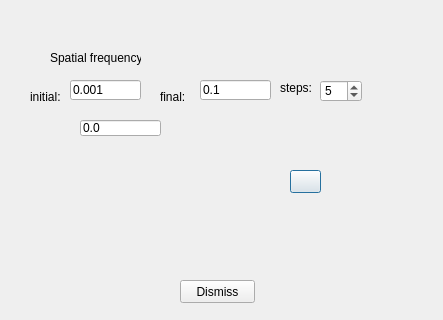
Qt form imagejockey/gabor/gaborfilterdialog.ui (PauloCarvalhoRJ/gammaray) before a commit.
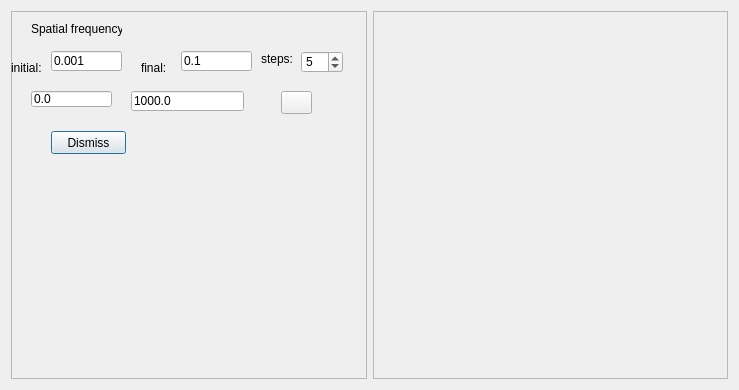
The same form after that commit. Icons and pictures are not drawn.

Commit message: Gabor: spectrogram viewer in the dialog.

Diff of the .ui file:
```diff
--- a/imagejockey/gabor/gaborfilterdialog.ui
+++ b/imagejockey/gabor/gaborfilterdialog.ui
@@ -6,18 +6,40 @@
    <rect>
     <x>0</x>
     <y>0</y>
-    <width>443</width>
-    <height>320</height>
+    <width>739</width>
+    <height>390</height>
    </rect>
   </property>
   <property name="windowTitle">
    <string>Dialog</string>
   </property>
+  <layout class="QHBoxLayout" name="horizontalLayout_2">
+   <item>
+    <widget class="QFrame" name="frame">
+     <property name="frameShape">
+      <enum>QFrame::StyledPanel</enum>
+     </property>
+     <property name="frameShadow">
+      <enum>QFrame::Raised</enum>
+     </property>
+     <widget class="QPushButton" name="btnDismiss">
+      <property name="geometry">
+       <rect>
+        <x>40</x>
+        <y>120</y>
+        <width>75</width>
+        <height>23</height>
+       </rect>
+      </property>
+      <property name="text">
+       <string>Dismiss</string>
+      </property>
+     </widget>
   <widget class="QPushButton" name="btnProcess">
    <property name="geometry">
     <rect>
-     <x>290</x>
-     <y>170</y>
+        <x>270</x>
+        <y>80</y>
      <width>31</width>
      <height>23</height>
     </rect>
@@ -30,24 +52,24 @@
      <normaloff>:/ijicons32/ijplay32</normaloff>:/ijicons32/ijplay32</iconset>
    </property>
   </widget>
-  <widget class="QPushButton" name="btnDismiss">
+     <widget class="QLineEdit" name="txtAzimuth">
    <property name="geometry">
     <rect>
-     <x>180</x>
-     <y>280</y>
-     <width>75</width>
-     <height>23</height>
+        <x>20</x>
+        <y>80</y>
+        <width>81</width>
+        <height>16</height>
     </rect>
    </property>
    <property name="text">
-    <string>Dismiss</string>
+       <string>0.0</string>
    </property>
   </widget>
   <widget class="QLineEdit" name="txtInitialFrequency">
    <property name="geometry">
     <rect>
-     <x>70</x>
-     <y>80</y>
+        <x>40</x>
+        <y>40</y>
      <width>71</width>
      <height>20</height>
     </rect>
@@ -56,63 +78,11 @@
     <string>0.001</string>
    </property>
   </widget>
-  <widget class="QLabel" name="label">
-   <property name="geometry">
-    <rect>
-     <x>50</x>
-     <y>50</y>
-     <width>91</width>
-     <height>16</height>
-    </rect>
-   </property>
-   <property name="text">
-    <string>Spatial frequency:</string>
-   </property>
-  </widget>
-  <widget class="QLabel" name="label_2">
-   <property name="geometry">
-    <rect>
-     <x>30</x>
-     <y>90</y>
-     <width>46</width>
-     <height>13</height>
-    </rect>
-   </property>
-   <property name="text">
-    <string>initial:</string>
-   </property>
-  </widget>
-  <widget class="QLabel" name="label_3">
-   <property name="geometry">
-    <rect>
-     <x>160</x>
-     <y>90</y>
-     <width>46</width>
-     <height>13</height>
-    </rect>
-   </property>
-   <property name="text">
-    <string>final:</string>
-   </property>
-  </widget>
-  <widget class="QLineEdit" name="txtFinalFrequency">
-   <property name="geometry">
-    <rect>
-     <x>200</x>
-     <y>80</y>
-     <width>71</width>
-     <height>20</height>
-    </rect>
-   </property>
-   <property name="text">
-    <string>0.1</string>
-   </property>
-  </widget>
   <widget class="QLabel" name="label_4">
    <property name="geometry">
     <rect>
-     <x>280</x>
-     <y>80</y>
+        <x>250</x>
+        <y>40</y>
      <width>41</width>
      <height>16</height>
     </rect>
@@ -124,8 +94,8 @@
   <widget class="QSpinBox" name="spinNumberOfFrequencySteps">
    <property name="geometry">
     <rect>
-     <x>320</x>
-     <y>80</y>
+        <x>290</x>
+        <y>40</y>
      <width>42</width>
      <height>22</height>
     </rect>
@@ -140,19 +110,101 @@
     <number>5</number>
    </property>
   </widget>
-  <widget class="QLineEdit" name="txtAzimuth">
+     <widget class="QLabel" name="label_3">
    <property name="geometry">
     <rect>
-     <x>80</x>
-     <y>120</y>
-     <width>81</width>
+        <x>130</x>
+        <y>50</y>
+        <width>46</width>
+        <height>13</height>
+       </rect>
+      </property>
+      <property name="text">
+       <string>final:</string>
+      </property>
+     </widget>
+     <widget class="QLabel" name="label">
+      <property name="geometry">
+       <rect>
+        <x>20</x>
+        <y>10</y>
+        <width>91</width>
      <height>16</height>
     </rect>
    </property>
    <property name="text">
-    <string>0.0</string>
-   </property>
-  </widget>
+       <string>Spatial frequency:</string>
+      </property>
+     </widget>
+     <widget class="QLabel" name="label_2">
+      <property name="geometry">
+       <rect>
+        <x>0</x>
+        <y>50</y>
+        <width>46</width>
+        <height>13</height>
+       </rect>
+      </property>
+      <property name="text">
+       <string>initial:</string>
+      </property>
+     </widget>
+     <widget class="QLineEdit" name="txtFinalFrequency">
+      <property name="geometry">
+       <rect>
+        <x>170</x>
+        <y>40</y>
+        <width>71</width>
+        <height>20</height>
+       </rect>
+      </property>
+      <property name="text">
+       <string>0.1</string>
+      </property>
+     </widget>
+     <widget class="QLineEdit" name="txtThreshold">
+      <property name="geometry">
+       <rect>
+        <x>120</x>
+        <y>80</y>
+        <width>113</width>
+        <height>20</height>
+       </rect>
+      </property>
+      <property name="text">
+       <string>1000.0</string>
+      </property>
+     </widget>
+    </widget>
+   </item>
+   <item>
+    <widget class="QFrame" name="frm3DDisplay">
+     <property name="frameShape">
+      <enum>QFrame::StyledPanel</enum>
+     </property>
+     <property name="frameShadow">
+      <enum>QFrame::Raised</enum>
+     </property>
+     <layout class="QHBoxLayout" name="horizontalLayout">
+      <property name="spacing">
+       <number>0</number>
+      </property>
+      <property name="leftMargin">
+       <number>0</number>
+      </property>
+      <property name="topMargin">
+       <number>0</number>
+      </property>
+      <property name="rightMargin">
+       <number>0</number>
+      </property>
+      <property name="bottomMargin">
+       <number>0</number>
+      </property>
+     </layout>
+    </widget>
+   </item>
+  </layout>
  </widget>
  <resources>
   <include location="../ijresources.qrc"/>
```
Lines whose indentation alone changed are shown as unchanged. The commit also changes 3 other files.
